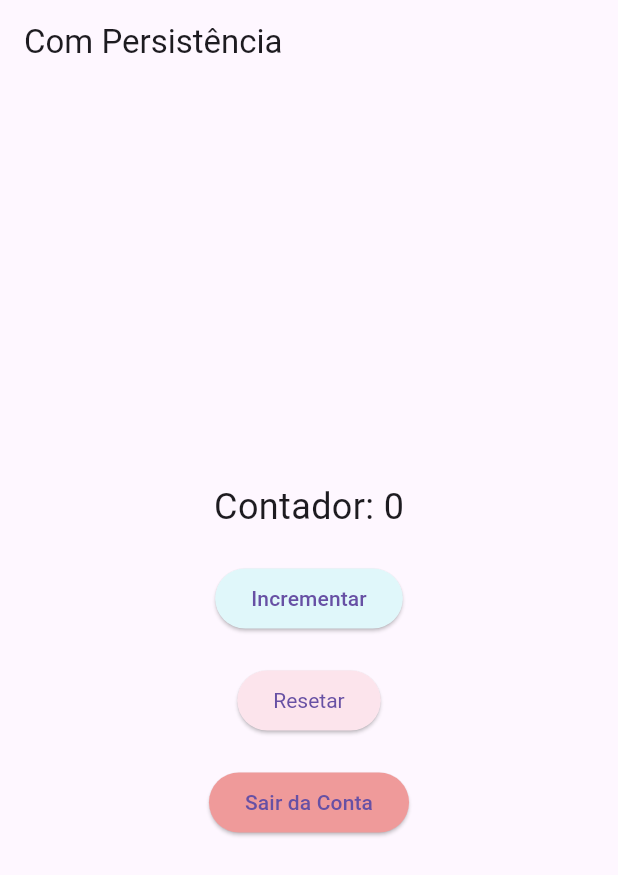
After one commit to KaianeSousa/ListaDeTarefas-flutter, a Flutter app: the screen it shows after launch, after a tap on "Entrar", on a phone screen of 412 x 824 dp. The commit adds this screen. Shown: the top 875 px of the screen. Run offline on Flutter 3.47's test engine with Material 3 defaults, Android fonts, the phone set to English and light mode, and no system bars; our stand-ins replace shared_preferences.

Commit message:
Add files via upload

```diff
--- a/lib/main.dart
+++ b/lib/main.dart
@@ -1,71 +1,8 @@
 import 'package:flutter/material.dart';
-import 'package:shared_preferences/shared_preferences.dart';
+import 'screens/login.dart';
 
 void main() {
-  runApp(MyApp());
+  runApp(MaterialApp(
+    home: LoginScreen(),
+  ));
 }
-
-class MyApp extends StatefulWidget {
-  @override
-  _MyAppState createState() => _MyAppState();
-}
-
-class _MyAppState extends State<MyApp> {
-  int _counter = 0;
-
-  @override
-  void initState(){
-    super.initState();
-    _loadCounter();
-  }
-
-_loadCounter() async {
-    SharedPreferences prefs = await SharedPreferences.getInstance();
-    setState(() {
-      _counter = prefs.getInt('counter') ?? 0;
-    });
-}
-
-_incrementCounter() async {
-  SharedPreferences prefs = await SharedPreferences.getInstance();
-  setState(() {
-    _counter++;
-  });
-  await prefs.setInt('counter', _counter);
-}
-
-  _resetCounter() async {
-    SharedPreferences prefs = await SharedPreferences.getInstance();
-    setState(() {
-      _counter = 0;
-    });
-    await prefs.setInt('counter', _counter);
-  }
-
-  @override
-  Widget build(BuildContext context) {
-    return MaterialApp(
-      home: Scaffold(
-        appBar: AppBar(title: Text("Com Persistência")),
-        body: Center(
-          child: Column(
-            mainAxisAlignment: MainAxisAlignment.center,
-            children: [
-              Text("Contador: $_counter", style: TextStyle(fontSize: 24)),
-              SizedBox(height: 20),
-              ElevatedButton(
-                onPressed: _incrementCounter,
-                child: Text("Incrementar"),
-              ),
-              SizedBox(height: 20),
-              ElevatedButton(
-                onPressed: _resetCounter,
-                child: Text("Resertar"),
-              ),
-            ],
-          ),
-        ),
-      ),
-    );
-  }
-}
--- /dev/null
+++ b/lib/screens/contadorPersistente.dart
@@ -0,0 +1,95 @@
+import 'package:flutter/material.dart';
+import 'package:shared_preferences/shared_preferences.dart';
+import 'login.dart'; // Importe a tela de login para usar no logout
+
+class ContadorPersistente extends StatefulWidget {
+  @override
+  _ContadorPersistenteState createState() => _ContadorPersistenteState();
+}
+
+class _ContadorPersistenteState extends State<ContadorPersistente> {
+  int _counter = 0;
+
+  @override
+  void initState() {
+    super.initState();
+    _loadCounter();
+  }
+
+  _loadCounter() async {
+    SharedPreferences prefs = await SharedPreferences.getInstance();
+    setState(() {
+      _counter = prefs.getInt('counter') ?? 0;
+    });
+  }
+
+  _incrementCounter() async {
+    SharedPreferences prefs = await SharedPreferences.getInstance();
+    setState(() {
+      _counter++;
+    });
+    await prefs.setInt('counter', _counter);
+  }
+
+  _resetCounter() async {
+    SharedPreferences prefs = await SharedPreferences.getInstance();
+    setState(() {
+      _counter = 0;
+    });
+    await prefs.setInt('counter', _counter);
+  }
+
+  _sairDaConta() async {
+    SharedPreferences prefs = await SharedPreferences.getInstance();
+    await prefs.remove('name');
+    await prefs.remove('email');
+    Navigator.pushReplacement(
+      context,
+      MaterialPageRoute(builder: (context) => LoginScreen()),
+    );
+  }
+
+  @override
+  Widget build(BuildContext context) {
+    return Scaffold(
+      appBar: AppBar(
+        title: Text("Com Persistência"),
+      ),
+      body: Center(
+        child: Column(
+          mainAxisAlignment: MainAxisAlignment.center,
+          children: [
+            Text("Contador: $_counter", style: TextStyle(fontSize: 24)),
+            SizedBox(height: 20),
+            ElevatedButton(
+              onPressed: _incrementCounter,
+              child: Text("Incrementar"),
+              style: ElevatedButton.styleFrom(
+                backgroundColor: Colors.cyan[50],
+              ),
+            ),
+            SizedBox(height: 20),
+            ElevatedButton(
+              onPressed: _resetCounter,
+              child: Text("Resetar"),
+              style: ElevatedButton.styleFrom(
+                backgroundColor: Colors.pink[50],
+                textStyle: TextStyle(
+                  color: Colors.red[50],
+                ),
+              ),
+            ),
+            SizedBox(height: 20),
+            ElevatedButton(
+              onPressed: _sairDaConta,
+              child: Text("Sair da Conta"),
+              style: ElevatedButton.styleFrom(
+                backgroundColor: Colors.red[200],
+              ),
+            ),
+          ],
+        ),
+      ),
+    );
+  }
+}
--- /dev/null
+++ b/lib/screens/login.dart
@@ -0,0 +1,77 @@
+import 'package:flutter/material.dart';
+import 'package:shared_preferences/shared_preferences.dart';
+import 'contadorPersistente.dart';
+
+class LoginScreen extends StatefulWidget {
+  @override
+  _LoginState createState() => _LoginState();
+}
+
+class _LoginState extends State<LoginScreen> {
+  final _formKey = GlobalKey<FormState>();
+  String _name = '';
+  String _email = '';
+
+  @override
+  void initState() {
+    super.initState();
+    _carregarLogin();
+  }
+
+  _carregarLogin() async {
+    SharedPreferences prefs = await SharedPreferences.getInstance();
+    setState(() {
+      _name = prefs.getString('name') ?? '';
+      _email = prefs.getString('email') ?? '';
+    });
+  }
+
+  _guardarLogin() async {
+    SharedPreferences prefs = await SharedPreferences.getInstance();
+    await prefs.setString('name', _name);
+    await prefs.setString('email', _email);
+  }
+
+  _enviarFormularioLogin() {
+    if (_formKey.currentState!.validate()) {
+      _formKey.currentState!.save();
+      _guardarLogin();
+      Navigator.pushReplacement(
+        context,
+        MaterialPageRoute(builder: (context) => ContadorPersistente()),
+      );
+    }
+  }
+
+  @override
+  Widget build(BuildContext context) {
+    return Scaffold(
+      appBar: AppBar(title: Text("Login")),
+      body: Padding(
+        padding: const EdgeInsets.all(16.0),
+        child: Form(
+          key: _formKey,
+          child: Column(
+            children: [
+              TextFormField(
+                decoration: InputDecoration(labelText: 'Nome'),
+                initialValue: _name,
+                onSaved: (value) => _name = value ?? '',
+              ),
+              TextFormField(
+                decoration: InputDecoration(labelText: 'E-mail'),
+                initialValue: _email,
+                onSaved: (value) => _email = value ?? '',
+              ),
+              SizedBox(height: 20),
+              ElevatedButton(
+                onPressed: _enviarFormularioLogin,
+                child: Text("Entrar"),
+              ),
+            ],
+          ),
+        ),
+      ),
+    );
+  }
+}
```
